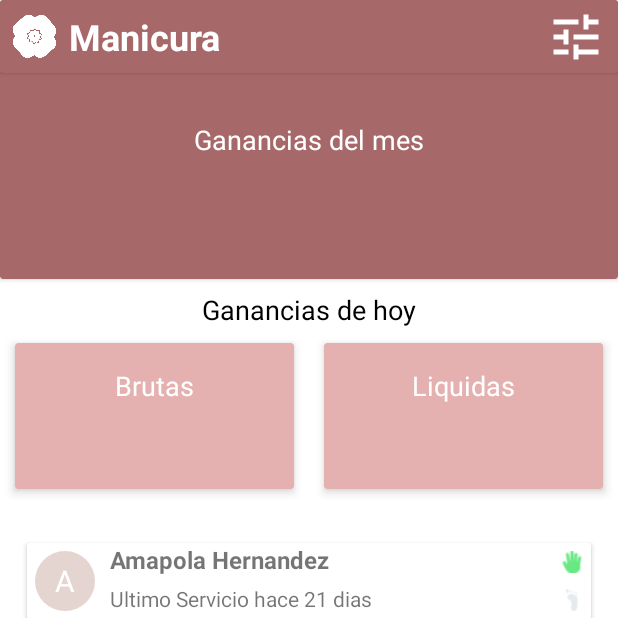
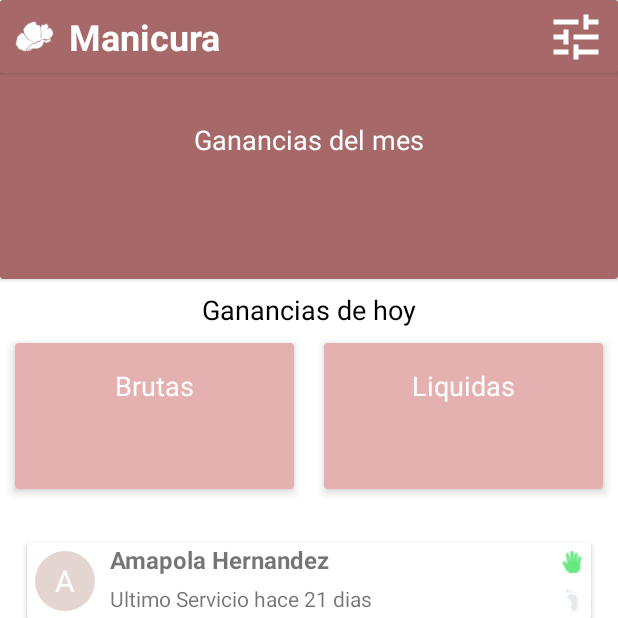
Before and after one commit to P4drote/Manicura, an Android app: the screen it shows after launch (MainActivity), on a phone screen of 412 x 824 dp, the top half of it. Run offline under Robolectric (Android 15) with nearby library versions, the phone set to English and light mode, and no system bars; our stand-ins replace data binding, navigation-ui; Roboto replaces fonts that are not available here; 3 statements that could not run were skipped.

```diff
--- a/app/src/main/java/com/example/manicura/AdaptadorPrincipal.kt
+++ b/app/src/main/java/com/example/manicura/AdaptadorPrincipal.kt
@@ -1,19 +1,19 @@
 package com.example.manicura
 
 import android.content.Context
-import android.content.Intent
-import android.graphics.Color
-import android.graphics.drawable.GradientDrawable
+
 import android.os.Build
 import android.view.LayoutInflater
 import android.view.View
 import android.view.ViewGroup
-import android.widget.Toast
 import androidx.annotation.RequiresApi
 import androidx.recyclerview.widget.RecyclerView
 import kotlinx.android.synthetic.main.lista_notificaciones.view.*
-import java.util.*
 
+private val ManoVerde : Int = R.mipmap.mano_verde
+private val ManoGris : Int = R.mipmap.mano_gris
+private val PieVerde: Int = R.mipmap.pie_verde
+private val PieGris: Int = R.mipmap.pie_gris
 
 class AdaptadorPrincipal(private var lista: List<Notificacion>, private var contexto: Context) : RecyclerView.Adapter<AdaptadorPrincipal.ViewHolder>() {
 
@@ -41,17 +41,17 @@ class AdaptadorPrincipal(private var lista: List<Notificacion>, private var cont
             vista.tvNombreCliente.text = notificacion.Nombre
             vista.tvMensaje.text = notificacion.Mensaje
             if (notificacion.manos){
-                vista.ivManos.setImageResource(R.mipmap.mano_verde)
+                vista.ivManos.setImageResource(ManoVerde)
             }else{
-                vista.ivManos.setImageResource(R.mipmap.mano_gris)
+                vista.ivManos.setImageResource(ManoGris)
             }
             if(notificacion.pies){
-                vista.ivPies.setImageResource(R.mipmap.pie_verde)
+                vista.ivPies.setImageResource(PieVerde)
             }else{
-                vista.ivPies.setImageResource(R.mipmap.pie_gris)
+                vista.ivPies.setImageResource(PieGris)
             }
 
-            vista.tvIcon.text = notificacion.Nombre.substring(0,1);
+            vista.tvIcon.text = notificacion.Nombre.substring(0,1)
 
 //            val mRandom = Random()
 //            val color: Int =
--- a/app/src/main/res/layout/fragment_home.xml
+++ b/app/src/main/res/layout/fragment_home.xml
@@ -77,7 +77,6 @@
                         android:layout_marginBottom="8dp"
                         android:background="@color/colorPrimaryDark"
                         android:contentDescription="@string/imagen_icono"
-                        android:src="@mipmap/noun_poppy_241694"
                         app:layout_constraintBottom_toBottomOf="parent"
                         app:layout_constraintStart_toStartOf="parent"
                         app:layout_constraintTop_toTopOf="parent"
```
Also changed, not shown: app/src/main/res/mipmap-xhdpi/noun_poppy_241694.png (deleted).
